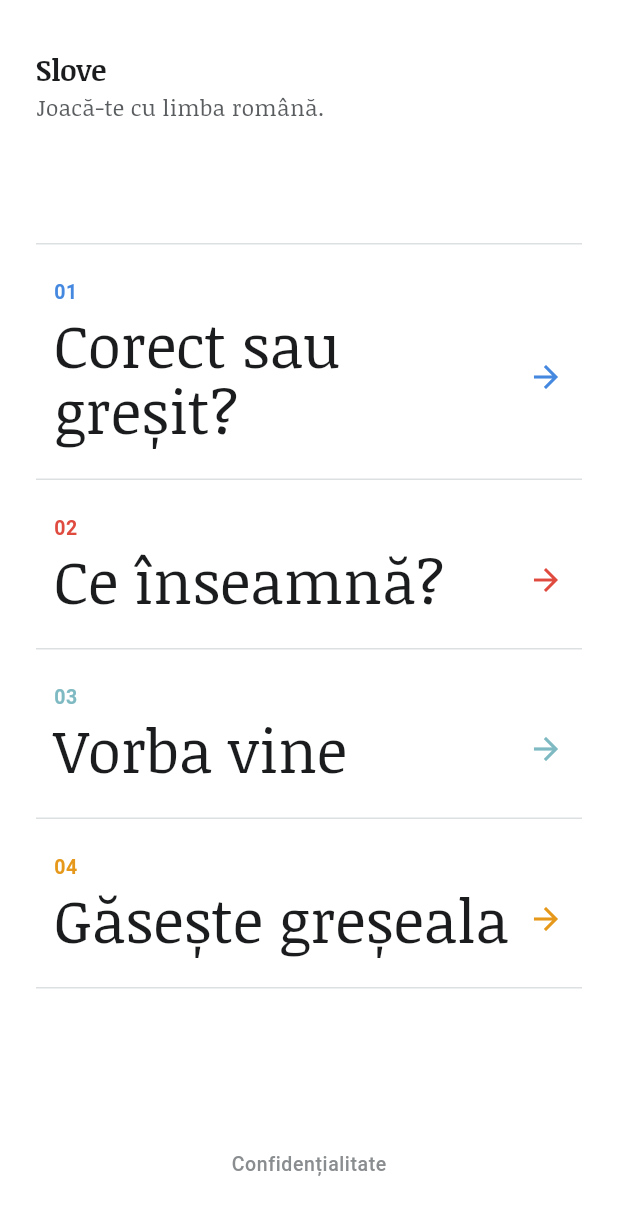
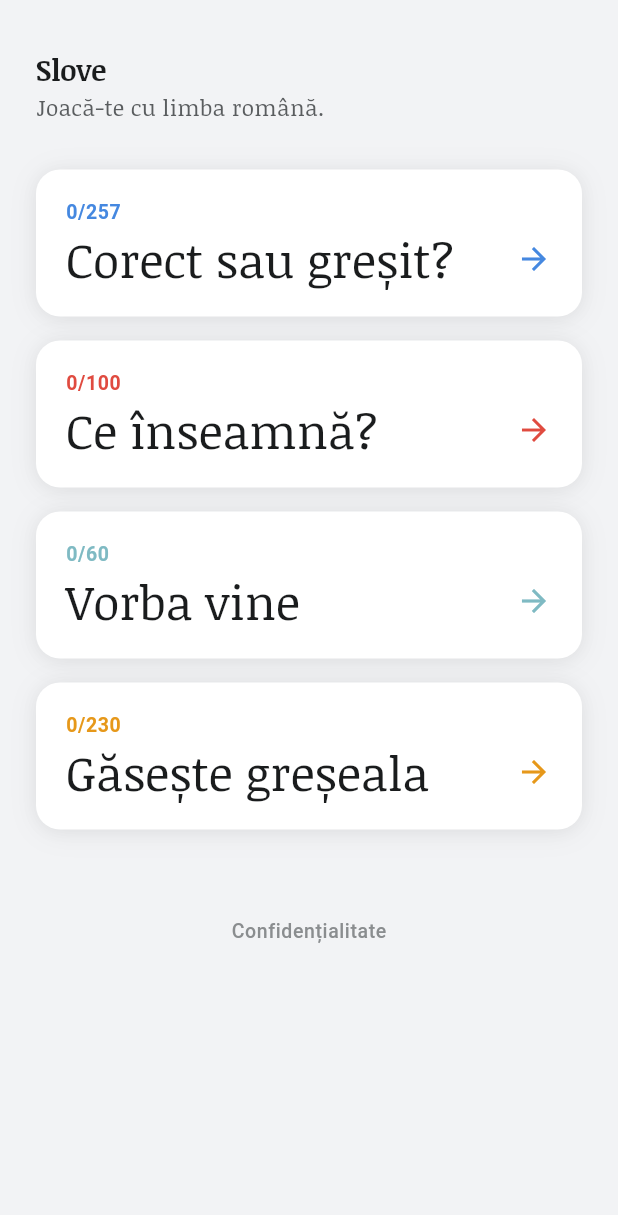
Before and after one commit to mihaiiova/lexio, a Flutter app: the screen it shows after launch, on a phone screen of 412 x 824 dp. Shown: the top 1215 px of the screen. Run offline on Flutter 3.47's test engine with Material 3 defaults, Android fonts, the phone set to English and light mode, and no system bars; our stand-ins replace firebase_analytics, firebase_core, shared_preferences; accounts and stored records are empty.

Commit message:
feat(home): reconcile progress cards into staging (#44)
Closes #44

```diff
--- a/lib/design/colors.dart
+++ b/lib/design/colors.dart
@@ -31,11 +31,13 @@ abstract class LexioColors {
   static const primary = blue;
   static const primaryLight = Color(0xFF6FA3EF);
   static const primaryDark = Color(0xFF336EC4);
+  static const primaryMuted = blueMuted;
 
   static const secondary = coral;
   static const secondaryMuted = coralMuted;
 
   static const accent = amber;
+  static const accentMuted = amberMuted;
   static const success = green;
   static const error = red;
   static const warning = amber;
@@ -43,6 +45,7 @@ abstract class LexioColors {
 
   // --- Surfaces ---
   static const background = Color(0xFFFFFFFF);
+  static const backgroundSubtle = Color(0xFFF2F3F5);
   static const surface = Color(0xFFFFFFFF);
   static const surfaceSecondary = Color(0xFFFFFFFF);
   static const surfaceTertiary = Color(0xFFFFFFFF);
--- /dev/null
+++ b/lib/design/components/lexio_game_card.dart
@@ -0,0 +1,116 @@
+import 'package:flutter/material.dart';
+
+import '../animations.dart';
+import '../colors.dart';
+import '../radius.dart';
+import '../shadows.dart';
+import '../spacing.dart';
+import '../typography.dart';
+
+class LexioGameCard extends StatelessWidget {
+  const LexioGameCard({
+    super.key,
+    required this.title,
+    this.semanticLabel,
+    required this.accentColor,
+    required this.mutedColor,
+    required this.discovered,
+    required this.total,
+    required this.onTap,
+  });
+
+  final String title;
+  final String? semanticLabel;
+  final Color accentColor;
+  final Color mutedColor;
+  final int discovered;
+  final int total;
+  final VoidCallback onTap;
+
+  @override
+  Widget build(BuildContext context) {
+    final fraction = total <= 0 ? 0.0 : (discovered / total).clamp(0.0, 1.0);
+
+    return Semantics(
+      container: true,
+      button: true,
+      label:
+          '${semanticLabel ?? 'Joc $title'}, progres $discovered din $total',
+      onTap: onTap,
+      excludeSemantics: true,
+      child: Container(
+        decoration: BoxDecoration(
+          borderRadius: BorderRadius.circular(LexioRadius.xl),
+          boxShadow: LexioShadows.cardCombined,
+        ),
+        child: Material(
+          color: LexioColors.surface,
+          borderRadius: BorderRadius.circular(LexioRadius.xl),
+          clipBehavior: Clip.antiAlias,
+          child: InkWell(
+            onTap: onTap,
+            child: Stack(
+              children: [
+                Positioned.fill(
+                  child: Align(
+                    alignment: Alignment.centerLeft,
+                    child: TweenAnimationBuilder<double>(
+                      tween: Tween(begin: 0.0, end: fraction),
+                      duration: LexioDurations.normal,
+                      curve: LexioCurves.easeOut,
+                      builder: (context, value, child) {
+                        return FractionallySizedBox(
+                          key: const ValueKey('game_card_fill'),
+                          widthFactor: value,
+                          heightFactor: 1,
+                          child: ColoredBox(color: mutedColor),
+                        );
+                      },
+                    ),
+                  ),
+                ),
+                Padding(
+                  padding: const EdgeInsets.all(LexioSpacing.cardPadding),
+                  child: Column(
+                    crossAxisAlignment: CrossAxisAlignment.start,
+                    children: [
+                      Text(
+                        '$discovered/$total',
+                        style: LexioTextStyles.labelSmall.copyWith(
+                          color: accentColor,
+                          fontWeight: FontWeight.w700,
+                        ),
+                      ),
+                      const SizedBox(height: LexioSpacing.xs),
+                      Row(
+                        crossAxisAlignment: CrossAxisAlignment.center,
+                        children: [
+                          Expanded(
+                            child: Text(
+                              title,
+                              style: LexioTextStyles.displayMedium.copyWith(
+                                color: LexioColors.textPrimary,
+                                fontWeight: FontWeight.w400,
+                                fontFamily: 'NoticiaText',
+                              ),
+                            ),
+                          ),
+                          const SizedBox(width: LexioSpacing.md),
+                          Icon(
+                            Icons.arrow_forward,
+                            color: accentColor,
+                            size: LexioSpacing.xl,
+                          ),
+                        ],
+                      ),
+                    ],
+                  ),
+                ),
+              ],
+            ),
+          ),
+        ),
+      ),
+    );
+  }
+}
--- a/lib/games/grammar/grammar_content.dart
+++ b/lib/games/grammar/grammar_content.dart
@@ -233,6 +233,9 @@ final class GrammarContent {
     return selected.take(count).toList();
   }
 
+  static Set<String> distinctNotionIds() =>
+      _cached?.map((exercise) => exercise.notionId).toSet() ?? {};
+
   static List<GrammarExercise> adaptiveRound(int count, GameProgress progress) {
     return RoundSelector.select(
       exercises: _cached ?? const [],
--- a/lib/games/idioms/idioms_content.dart
+++ b/lib/games/idioms/idioms_content.dart
@@ -90,6 +90,9 @@ final class IdiomsContent {
     return selected.toList(growable: false);
   }
 
+  static Set<String> distinctNotionIds() =>
+      _cached?.map((exercise) => exercise.notionId).toSet() ?? {};
+
   static List<IdiomExercise> adaptiveRound(int count, GameProgress progress) {
     return RoundSelector.select(
       exercises: _cached ?? const [],
--- a/lib/games/spot/spot_content.dart
+++ b/lib/games/spot/spot_content.dart
@@ -174,6 +174,9 @@ final class SpotContent {
     return shuffled.take(count).toList();
   }
 
+  static Set<String> distinctNotionIds() =>
+      _cached?.expand((text) => text.mistakeNotionIds).toSet() ?? {};
+
   static List<SpotText> adaptiveSession(int count, GameProgress progress) {
     return RoundSelector.selectMultiNotion(
       exercises: _cached ?? const [],
--- a/lib/games/vocabulary/vocabulary_content.dart
+++ b/lib/games/vocabulary/vocabulary_content.dart
@@ -108,6 +108,9 @@ final class VocabularyContent {
     return selected.toList(growable: false);
   }
 
+  static Set<String> distinctNotionIds() =>
+      _cached?.map((exercise) => exercise.notionId).toSet() ?? {};
+
   static List<VocabularyExercise> adaptiveRound(
     int count,
     GameProgress progress,
--- /dev/null
+++ b/lib/home/discovery_catalog.dart
@@ -0,0 +1,23 @@
+import '../games/grammar/grammar_content.dart';
+import '../games/idioms/idioms_content.dart';
+import '../games/spot/spot_content.dart';
+import '../games/vocabulary/vocabulary_content.dart';
+
+final class DiscoveryCatalog {
+  DiscoveryCatalog._();
+
+  static Future<Map<String, int>> totalNotionsByGame() async {
+    await Future.wait([
+      VocabularyContent.load(),
+      IdiomsContent.load(),
+      GrammarContent.load(),
+      SpotContent.load(),
+    ]);
+    return {
+      'grammar': GrammarContent.distinctNotionIds().length,
+      'vocabulary': VocabularyContent.distinctNotionIds().length,
+      'idioms': IdiomsContent.distinctNotionIds().length,
+      'spot': SpotContent.distinctNotionIds().length,
+    };
+  }
+}
--- a/lib/home/home_screen.dart
+++ b/lib/home/home_screen.dart
@@ -5,7 +5,7 @@ import 'package:flutter/material.dart';
 import '../analytics/analytics_service.dart';
 import '../design/animations.dart';
 import '../design/colors.dart';
-import '../design/radius.dart';
+import '../design/components/lexio_game_card.dart';
 import '../design/spacing.dart';
 import '../design/typography.dart';
 import '../games/grammar/grammar_screen.dart';
@@ -14,8 +14,9 @@ import '../games/spot/spot_screen.dart';
 import '../games/vocabulary/vocabulary_screen.dart';
 import '../privacy/privacy_screen.dart';
 import '../progress/user_progress.dart';
+import 'discovery_catalog.dart';
 
-class HomeScreen extends StatelessWidget {
+class HomeScreen extends StatefulWidget {
   const HomeScreen({
     super.key,
     this.progressRepository,
@@ -32,84 +33,124 @@ class HomeScreen extends StatelessWidget {
   final Widget Function()? spotScreenBuilder;
 
   @override
+  State<HomeScreen> createState() => _HomeScreenState();
+}
+
+class _HomeScreenState extends State<HomeScreen> {
+  ProgressRepository? _progress;
+  Map<String, int>? _totals;
+
+  @override
+  void initState() {
+    super.initState();
+    _init();
+  }
+
+  Future<void> _init() async {
+    try {
+      final totals = await DiscoveryCatalog.totalNotionsByGame();
+      final progress =
+          widget.progressRepository ?? await ProgressRepository.load();
+      if (!mounted) return;
+      setState(() {
+        _totals = totals;
+        _progress = progress;
+      });
+    } catch (error) {
+      debugPrint('HomeScreen: failed to load discovery progress: $error');
+    }
+  }
+
+  int _discoveredFor(String gameId) =>
+      _progress?.forGame(gameId).countStarted() ?? 0;
+
+  int _totalFor(String gameId) => _totals?[gameId] ?? 0;
+
+  @override
   Widget build(BuildContext context) {
     return Scaffold(
-      backgroundColor: LexioColors.background,
+      backgroundColor: LexioColors.backgroundSubtle,
       body: SafeArea(
-        child: CustomScrollView(
-          slivers: [
-            SliverFillRemaining(
-              hasScrollBody: false,
-              child: Padding(
+        child: SingleChildScrollView(
           padding: const EdgeInsets.symmetric(
             horizontal: LexioSpacing.screenHorizontal,
+            vertical: LexioSpacing.sectionGap,
           ),
           child: Column(
             crossAxisAlignment: CrossAxisAlignment.stretch,
             children: [
+              _buildHeader(),
               const SizedBox(height: LexioSpacing.sectionGap),
-                    _buildHeader(),
-                    const Spacer(),
-                    const Divider(color: LexioColors.divider),
-                    _GameEntry(
-                      number: '01',
+              _buildGameCard(
                 title: 'Corect sau greșit?',
+                semanticLabel: 'Joc 01: Corect sau greșit?',
                 accentColor: LexioColors.primary,
-                      onTap: () => _openGame(
-                        context,
-                        'grammar',
-                        grammarScreenBuilder?.call() ??
-                            GrammarScreen(progressRepository: progressRepository),
+                mutedColor: LexioColors.primaryMuted,
+                gameId: 'grammar',
+                screen:
+                    widget.grammarScreenBuilder?.call() ??
+                    GrammarScreen(progressRepository: widget.progressRepository),
+              ),
+              const SizedBox(height: LexioSpacing.itemGap),
+              _buildGameCard(
+                title: 'Ce înseamnă?',
+                semanticLabel: 'Joc 02: Ce înseamnă?',
+                accentColor: LexioColors.secondary,
+                mutedColor: LexioColors.secondaryMuted,
+                gameId: 'vocabulary',
+                screen:
+                    widget.vocabularyScreenBuilder?.call() ??
+                    VocabularyScreen(
+                      progressRepository: widget.progressRepository,
                     ),
               ),
-                    const Divider(color: LexioColors.divider),
-                    _GameEntry(
-                      number: '02',
-                      title: 'Ce înseamnă?',
-                      accentColor: LexioColors.secondary,
-                      onTap: () => _openGame(
-                        context,
-                        'vocabulary',
-                        vocabularyScreenBuilder?.call() ??
-                            VocabularyScreen(
-                              progressRepository: progressRepository,
+              const SizedBox(height: LexioSpacing.itemGap),
+              _buildGameCard(
+                title: 'Vorba vine',
+                semanticLabel: 'Joc 03: Vorba vine',
+                accentColor: LexioColors.teal,
+                mutedColor: LexioColors.tealMuted,
+                gameId: 'idioms',
+                screen:
+                    widget.idiomsScreenBuilder?.call() ??
+                    IdiomsScreen(progressRepository: widget.progressRepository),
               ),
+              const SizedBox(height: LexioSpacing.itemGap),
+              _buildGameCard(
+                title: 'Găsește greșeala',
+                semanticLabel: 'Joc 04: Găsește greșeala',
+                accentColor: LexioColors.accent,
+                mutedColor: LexioColors.accentMuted,
+                gameId: 'spot',
+                screen:
+                    widget.spotScreenBuilder?.call() ??
+                    SpotScreen(progressRepository: widget.progressRepository),
               ),
-                    ),
-                    const Divider(color: LexioColors.divider),
-                    _GameEntry(
-                      number: '03',
-                      title: 'Vorba vine',
-                      accentColor: LexioColors.teal,
-                      onTap: () => _openGame(
-                        context,
-                        'idioms',
-                        idiomsScreenBuilder?.call() ??
-                            IdiomsScreen(progressRepository: progressRepository),
-                      ),
-                    ),
-                    const Divider(color: LexioColors.divider),
-                    _GameEntry(
-                      number: '04',
-                      title: 'Găsește greșeala',
-                      accentColor: LexioColors.accent,
-                      onTap: () => _openGame(
-                        context,
-                        'spot',
-                        spotScreenBuilder?.call() ??
-                            SpotScreen(progressRepository: progressRepository),
-                      ),
-                    ),
-                    const Divider(color: LexioColors.divider),
-                    const Spacer(),
+              const SizedBox(height: LexioSpacing.xxl),
               _buildLegalFooter(context),
             ],
           ),
         ),
       ),
-          ],
-        ),
-      ),
+    );
+  }
+
+  Widget _buildGameCard({
+    required String title,
+    required String semanticLabel,
+    required Color accentColor,
+    required Color mutedColor,
+    required String gameId,
+    required Widget screen,
+  }) {
+    return LexioGameCard(
+      title: title,
+      semanticLabel: semanticLabel,
+      accentColor: accentColor,
+      mutedColor: mutedColor,
+      discovered: _discoveredFor(gameId),
+      total: _totalFor(gameId),
+      onTap: () => _openGame(context, gameId, screen),
     );
   }
 
@@ -142,26 +183,50 @@ class HomeScreen extends StatelessWidget {
   }
 
   void _open(BuildContext context, Widget screen) {
-    Navigator.of(context).push(
+    unawaited(
+      Navigator.of(context)
+          .push(
             PageRouteBuilder<void>(
               pageBuilder: (context, animation, secondaryAnimation) => screen,
-        transitionsBuilder: (context, animation, secondaryAnimation, child) {
+              transitionsBuilder:
+                  (context, animation, secondaryAnimation, child) {
                     final offsetAnimation =
                         Tween<Offset>(
                           begin: const Offset(0, 0.05),
                           end: Offset.zero,
                         ).animate(
-                CurvedAnimation(parent: animation, curve: LexioCurves.easeOut),
+                          CurvedAnimation(
+                            parent: animation,
+                            curve: LexioCurves.easeOut,
+                          ),
                         );
 
                     return FadeTransition(
                       opacity: animation,
-            child: SlideTransition(position: offsetAnimation, child: child),
+                      child: SlideTransition(
+                        position: offsetAnimation,
+                        child: child,
+                      ),
                     );
                   },
               transitionDuration: LexioDurations.page,
             ),
+          )
+          .then((_) => _reloadProgress()),
     );
+  }
+
+  Future<void> _reloadProgress() async {
+    try {
+      final progress =
+          widget.progressRepository ?? await ProgressRepository.load();
+      if (!mounted) return;
+      setState(() {
+        _progress = progress;
+      });
+    } catch (error) {
+      debugPrint('HomeScreen: failed to reload progress: $error');
+    }
   }
 
   Widget _buildLegalFooter(BuildContext context) {
@@ -184,73 +249,3 @@ class HomeScreen extends StatelessWidget {
     );
   }
 }
-
-class _GameEntry extends StatelessWidget {
-  const _GameEntry({
-    required this.number,
-    required this.title,
-    required this.accentColor,
-    required this.onTap,
-  });
-
-  final String number;
-  final String title;
-  final Color accentColor;
-  final VoidCallback onTap;
-
-  @override
-  Widget build(BuildContext context) {
-    return Semantics(
-      button: true,
-      label: 'Joc $number: $title',
-      onTap: onTap,
-      excludeSemantics: true,
-      child: Material(
-        child: InkWell(
-          onTap: onTap,
-          borderRadius: BorderRadius.circular(LexioRadius.md),
-          child: Padding(
-            padding: const EdgeInsets.symmetric(
-              horizontal: LexioSpacing.md,
-              vertical: LexioSpacing.lg,
-            ),
-            child: Column(
-              crossAxisAlignment: CrossAxisAlignment.start,
-              children: [
-                Text(
-                  number,
-                  style: LexioTextStyles.labelSmall.copyWith(
-                    color: accentColor,
-                    fontWeight: FontWeight.w700,
-                  ),
-                ),
-                const SizedBox(height: LexioSpacing.xs),
-                Row(
-                  crossAxisAlignment: CrossAxisAlignment.center,
-                  children: [
-                    Expanded(
-                      child: Text(
-                        title,
-                        style: LexioTextStyles.displayLarge.copyWith(
-                          color: LexioColors.textPrimary,
-                          fontWeight: FontWeight.w400,
-                          fontFamily: 'NoticiaText',
-                        ),
-                      ),
-                    ),
-                    const SizedBox(width: LexioSpacing.md),
-                    Icon(
-                      Icons.arrow_forward,
-                      color: accentColor,
-                      size: LexioSpacing.xl,
-                    ),
-                  ],
-                ),
-              ],
-            ),
-          ),
-        ),
-      ),
-    );
-  }
-}
--- a/lib/progress/user_progress.dart
+++ b/lib/progress/user_progress.dart
@@ -26,6 +26,9 @@ final class GameProgress {
 
   int countEligible(int today) =>
       items.values.where((item) => item.isEligibleForReview(today)).length;
+
+  int countStarted() =>
+      items.values.where((item) => item.state != LearningItemState.newItem).length;
 
   GameProgress recordAnswer({
     required String notionId,
```
Also changed, not shown: 2 other files. Lines whose indentation alone changed are shown as unchanged.
